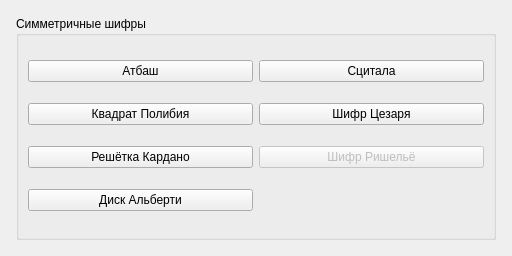
First picture: the form in gui/mainwindow.ui, repository LancerRevX/cryptography, before the edit.
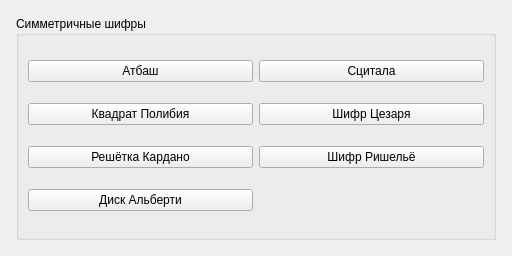
Second picture: the form after the edit.

Diff of the .ui file:
```diff
--- a/gui/mainwindow.ui
+++ b/gui/mainwindow.ui
@@ -65,9 +65,6 @@
       <layout class="QGridLayout" name="gridLayout">
        <item row="2" column="1">
         <widget class="QPushButton" name="richelieuButton">
-         <property name="enabled">
-          <bool>false</bool>
-         </property>
          <property name="text">
           <string>Шифр Ришельё</string>
          </property>
```
